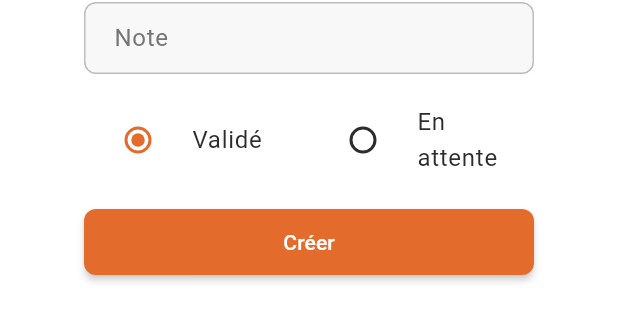
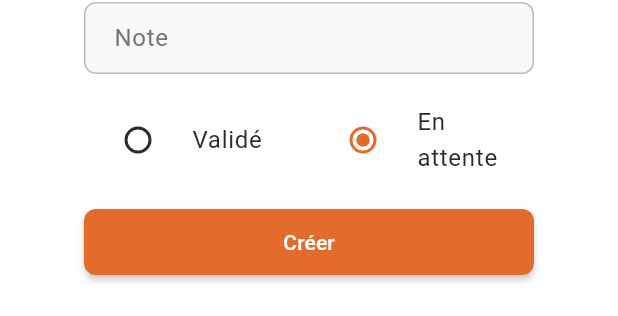
Before and after one commit to sedounet/dotlyn-apps, a Flutter app: the TransactionFormSheet widget shown alone on an empty page, opened directly, after a tap on "Créer", on a phone screen of 412 x 824 dp. Shown: the part 811-1127 px from the top of the screen. Run offline on Flutter 3.47's test engine with Material 3 defaults, Android fonts, the phone set to English and light mode, and no system bars; our stand-ins replace drift, flutter_riverpod, sqflite_common_ffi; accounts and stored records are empty; generated files the repository leaves out were written again; Roboto replaces fonts that are missing (PlusJakartaSans); project files that could hold a hidden picture were left out.

Commit message:
[money_tracker] feat: add transaction sort DESC, validation toggle, default pending status, optional category, transfer validation

```diff
--- a/apps/money_tracker/lib/screens/accounts/account_transactions_screen.dart
+++ b/apps/money_tracker/lib/screens/accounts/account_transactions_screen.dart
@@ -157,6 +157,7 @@ class AccountTransactionsScreen extends ConsumerWidget {
 
   Future<void> _validateTransaction(WidgetRef ref, Transaction transaction) async {
     final repo = ref.read(transactionsRepositoryProvider);
+    final newStatus = transaction.status == 'pending' ? 'validated' : 'pending';
     await repo.updateTransaction(
       id: transaction.id,
       accountId: transaction.accountId,
@@ -166,7 +167,7 @@ class AccountTransactionsScreen extends ConsumerWidget {
       amount: transaction.amount,
       date: transaction.date,
       note: transaction.note,
-      status: 'validated',
+      status: newStatus,
     );
   }
 }
--- a/apps/money_tracker/lib/screens/home/home_screen.dart
+++ b/apps/money_tracker/lib/screens/home/home_screen.dart
@@ -544,6 +544,7 @@ class _TransactionsList extends ConsumerWidget {
 
   Future<void> _validateTransaction(WidgetRef ref, Transaction transaction) async {
     final repo = ref.read(transactionsRepositoryProvider);
+    final newStatus = transaction.status == 'pending' ? 'validated' : 'pending';
     await repo.updateTransaction(
       id: transaction.id,
       accountId: transaction.accountId,
@@ -553,7 +554,7 @@ class _TransactionsList extends ConsumerWidget {
       amount: transaction.amount,
       date: transaction.date,
       note: transaction.note,
-      status: 'validated',
+      status: newStatus,
     );
   }
 }
--- a/apps/money_tracker/lib/widgets/forms/transaction_form_sheet.dart
+++ b/apps/money_tracker/lib/widgets/forms/transaction_form_sheet.dart
@@ -28,7 +28,7 @@ class _TransactionFormSheetState extends ConsumerState<TransactionFormSheet> {
   int? _accountToId; // For transfers
   int? _accountFromId; // For explicit source account in transfers
   DateTime _date = DateTime.now();
-  String _status = 'validated';
+  String _status = 'pending';
   String _type = 'expense'; // 'income', 'expense', or 'transfer'
   PaymentMethod _paymentMethod = PaymentMethod.card;
   String? _checkNumber;
@@ -47,7 +47,7 @@ class _TransactionFormSheetState extends ConsumerState<TransactionFormSheet> {
     _accountToId = t?.accountToId;
     _accountFromId = widget.accountId ?? t?.accountId;
     _date = t?.date ?? DateTime.now();
-    _status = t?.status ?? 'validated';
+    _status = t?.status ?? 'pending';
     _paymentMethod = PaymentMethod.fromString(t?.paymentMethod ?? 'card');
     _checkNumber = t?.checkNumber;
     // Detect type: transfer if accountToId is set, otherwise income/expense based on amount
@@ -67,6 +67,33 @@ class _TransactionFormSheetState extends ConsumerState<TransactionFormSheet> {
 
   Future<void> _save() async {
     if (!_formKey.currentState!.validate()) return;
+
+    // Validation for transfers: need at least 2 accounts
+    if (_type == 'transfer') {
+      final accountsAsync = ref.read(accountsProvider);
+      await accountsAsync.when(
+        data: (accounts) async {
+          if (accounts.length < 2) {
+            ScaffoldMessenger.of(context).showSnackBar(
+              const SnackBar(
+                content: Text('Vous devez avoir au moins 2 comptes pour effectuer un virement'),
+                backgroundColor: Colors.orange,
+              ),
+            );
+            return;
+          }
+        },
+        loading: () async {},
+        error: (e, s) async {},
+      );
+
+      // Exit early if validation failed
+      final accounts = await ref.read(accountsProvider.future);
+      if (accounts.length < 2) {
+        return;
+      }
+    }
+
     setState(() => _isSaving = true);
 
     final repository = ref.read(transactionsRepositoryProvider);
@@ -203,8 +230,7 @@ class _TransactionFormSheetState extends ConsumerState<TransactionFormSheet> {
                             .map((c) => DropdownMenuItem(value: c.id, child: Text(c.name)))
                             .toList(),
                         onChanged: (v) => setState(() => _categoryId = v),
-                        decoration: const InputDecoration(labelText: 'Catégorie'),
-                        validator: (v) => v == null ? 'Catégorie requise' : null,
+                        decoration: const InputDecoration(labelText: 'Catégorie (optionnelle)'),
                       );
                     },
                     loading: () => const CircularProgressIndicator(),
```
Also changed, not shown: apps/money_tracker/lib/providers/transactions_provider.dart (+5 -4 lines), apps/money_tracker/lib/widgets/transaction_list_item.dart (+6 -4 lines), 1 other file.
